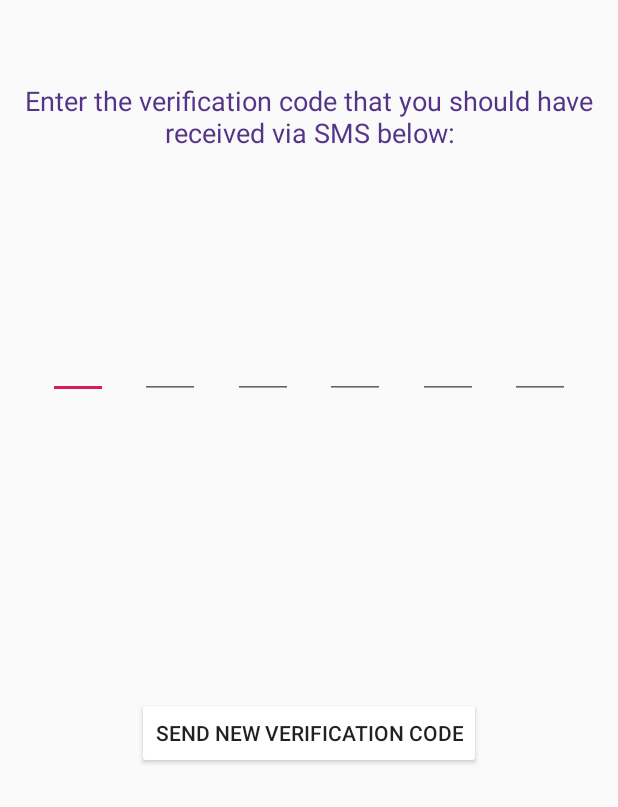
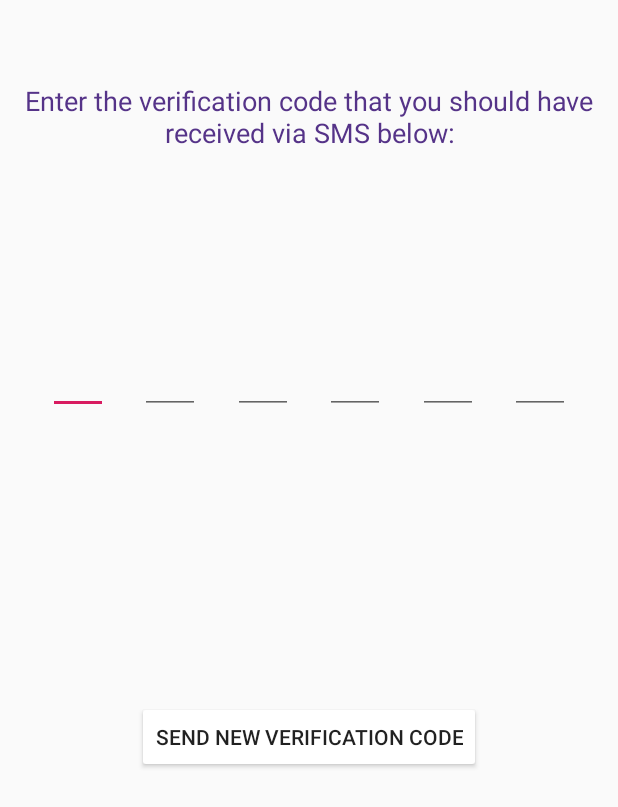
Before and after one commit to ludwighultqvist/DAT256, an Android app: the VerificationView screen opened directly, with no data from a screen before it, on a phone screen of 412 x 824 dp. Shown: the top 807 px of the screen. Run offline under Robolectric (Android 15) with nearby library versions, the light colour scheme and no system bars; our stand-ins replace Firebase (no records; nobody signed in at launch, a user with empty details on screens opened directly); Roboto replaces fonts that are not available here.

Commit message:
Small design changes

```diff
--- a/app/src/main/res/layout/activity_meet_up.xml
+++ b/app/src/main/res/layout/activity_meet_up.xml
@@ -215,6 +215,7 @@
                 android:layout_marginStart="16dp"
                 android:layout_marginTop="16dp"
                 android:text="@string/description_only"
+                android:textStyle="bold"
                 app:layout_constraintBottom_toTopOf="@+id/DescriptionView"
                 app:layout_constraintStart_toStartOf="parent"
                 app:layout_constraintTop_toBottomOf="@+id/titleView" />
--- a/app/src/main/res/layout/activity_verification_view.xml
+++ b/app/src/main/res/layout/activity_verification_view.xml
@@ -9,7 +9,7 @@
     <EditText
         android:id="@+id/FirstNumber"
         android:layout_width="40dp"
-        android:layout_height="40dp"
+        android:layout_height="50dp"
         android:layout_marginStart="30dp"
         android:layout_marginTop="226dp"
         android:layout_marginEnd="10dp"
@@ -27,7 +27,7 @@
     <EditText
         android:id="@+id/SecondNumber"
         android:layout_width="40dp"
-        android:layout_height="40dp"
+        android:layout_height="50dp"
         android:layout_marginStart="10dp"
         android:layout_marginTop="226dp"
         android:layout_marginEnd="10dp"
@@ -45,7 +45,7 @@
     <EditText
         android:id="@+id/ThirdNumber"
         android:layout_width="40dp"
-        android:layout_height="40dp"
+        android:layout_height="50dp"
         android:layout_marginStart="10dp"
         android:layout_marginTop="226dp"
         android:layout_marginEnd="10dp"
@@ -63,7 +63,7 @@
     <EditText
         android:id="@+id/FourthNumber"
         android:layout_width="40dp"
-        android:layout_height="40dp"
+        android:layout_height="50dp"
         android:layout_marginStart="10dp"
         android:layout_marginTop="226dp"
         android:layout_marginEnd="10dp"
@@ -81,7 +81,7 @@
     <EditText
         android:id="@+id/FifthNumber"
         android:layout_width="40dp"
-        android:layout_height="40dp"
+        android:layout_height="50dp"
         android:layout_marginStart="10dp"
         android:layout_marginTop="226dp"
         android:layout_marginEnd="10dp"
@@ -99,7 +99,7 @@
     <EditText
         android:id="@+id/SixthNumber"
         android:layout_width="40dp"
-        android:layout_height="40dp"
+        android:layout_height="50dp"
         android:layout_marginStart="10dp"
         android:layout_marginTop="226dp"
         android:layout_marginEnd="30dp"
```
